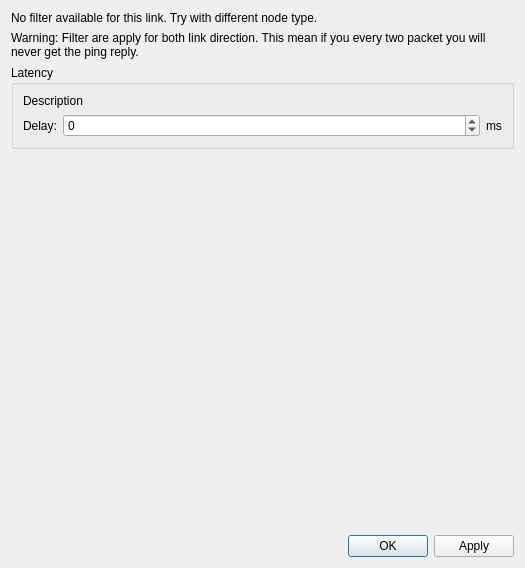
The window that gns3/ui/filter_dialog.ui (GNS3/gns3-gui) describes before a commit, drawn with Qt 5.
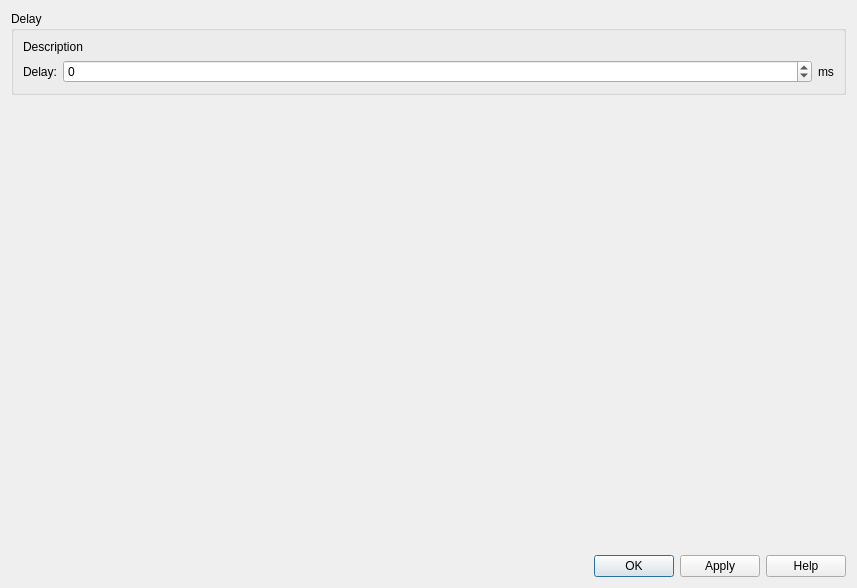
The same window after the commit.

Commit message: Change the way the help is displayed for filter dialog.

Diff of the .ui file:
```diff
--- a/gns3/ui/filter_dialog.ui
+++ b/gns3/ui/filter_dialog.ui
@@ -9,37 +9,20 @@
    <rect>
     <x>0</x>
     <y>0</y>
-    <width>525</width>
-    <height>568</height>
+    <width>857</width>
+    <height>588</height>
    </rect>
   </property>
   <property name="windowTitle">
    <string>Filters</string>
   </property>
   <layout class="QVBoxLayout" name="verticalLayout_3">
-   <item>
-    <widget class="QLabel" name="uiNotSupportedLabel">
-     <property name="text">
-      <string>No filter available for this link. Try with different node type.</string>
-     </property>
-    </widget>
-   </item>
-   <item>
-    <widget class="QLabel" name="label_4">
-     <property name="text">
-      <string>Warning: Filter are apply for both link direction. This mean if you every two packet you will never get the ping reply.</string>
-     </property>
-     <property name="wordWrap">
-      <bool>true</bool>
-     </property>
-    </widget>
-   </item>
    <item>
     <layout class="QVBoxLayout" name="uiVerticalLayout">
      <item>
       <widget class="QGroupBox" name="groupBox">
        <property name="title">
-        <string>Latency</string>
+        <string>Delay</string>
        </property>
        <layout class="QVBoxLayout" name="verticalLayout_2">
         <item>
@@ -113,7 +96,7 @@
       <enum>Qt::Horizontal</enum>
      </property>
      <property name="standardButtons">
-      <set>QDialogButtonBox::Apply|QDialogButtonBox::Ok</set>
+      <set>QDialogButtonBox::Apply|QDialogButtonBox::Help|QDialogButtonBox::Ok</set>
      </property>
     </widget>
    </item>
```
The commit also changes 3 other files.
